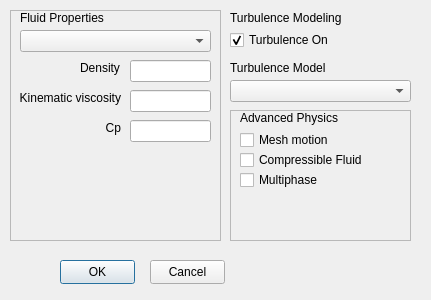
Old version of the form Source/CaseCreator/physicalPropertiesDialog.ui in the repository mohamedalysayed/SplashFOAM.
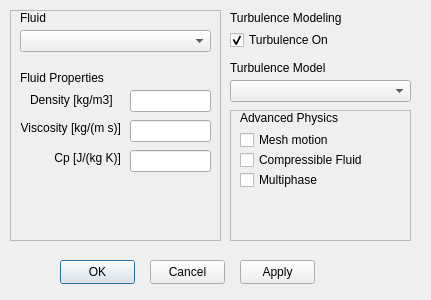
New version of the form.

```diff
--- a/Source/CaseCreator/physicalPropertiesDialog.ui
+++ b/Source/CaseCreator/physicalPropertiesDialog.ui
@@ -178,7 +178,7 @@
     <property name="geometry">
      <rect>
       <x>120</x>
-      <y>80</y>
+      <y>110</y>
       <width>81</width>
       <height>22</height>
      </rect>
@@ -188,13 +188,13 @@
     <property name="geometry">
      <rect>
       <x>10</x>
-      <y>80</y>
+      <y>110</y>
       <width>101</width>
       <height>16</height>
      </rect>
     </property>
     <property name="text">
-     <string>Kinematic viscosity</string>
+     <string>Viscosity [kg/(m s)]</string>
     </property>
     <property name="alignment">
      <set>Qt::AlignRight|Qt::AlignTrailing|Qt::AlignVCenter</set>
@@ -204,7 +204,7 @@
     <property name="geometry">
      <rect>
       <x>120</x>
-      <y>50</y>
+      <y>80</y>
       <width>81</width>
       <height>22</height>
      </rect>
@@ -213,27 +213,27 @@
    <widget class="QLabel" name="label_2">
     <property name="geometry">
      <rect>
-      <x>70</x>
-      <y>50</y>
-      <width>41</width>
-      <height>16</height>
+      <x>20</x>
+      <y>80</y>
+      <width>91</width>
+      <height>20</height>
      </rect>
     </property>
     <property name="text">
-     <string>Density</string>
+     <string>Density [kg/m3]</string>
     </property>
    </widget>
    <widget class="QLabel" name="label_4">
     <property name="geometry">
      <rect>
       <x>10</x>
-      <y>110</y>
+      <y>140</y>
       <width>101</width>
       <height>16</height>
      </rect>
     </property>
     <property name="text">
-     <string>Cp</string>
+     <string>Cp [J/(kg K)]</string>
     </property>
     <property name="alignment">
      <set>Qt::AlignRight|Qt::AlignTrailing|Qt::AlignVCenter</set>
@@ -249,7 +249,7 @@
      </rect>
     </property>
     <property name="text">
-     <string>Fluid Properties</string>
+     <string>Fluid</string>
     </property>
    </widget>
    <widget class="QComboBox" name="comboBox">
@@ -269,7 +269,7 @@
     <property name="geometry">
      <rect>
       <x>120</x>
-      <y>110</y>
+      <y>140</y>
       <width>81</width>
       <height>22</height>
      </rect>
@@ -278,6 +278,32 @@
      <string/>
     </property>
    </widget>
+   <widget class="QLabel" name="label_8">
+    <property name="geometry">
+     <rect>
+      <x>10</x>
+      <y>60</y>
+      <width>91</width>
+      <height>16</height>
+     </rect>
+    </property>
+    <property name="text">
+     <string>Fluid Properties</string>
+    </property>
+   </widget>
+  </widget>
+  <widget class="QPushButton" name="pushButtonApply">
+   <property name="geometry">
+    <rect>
+     <x>240</x>
+     <y>260</y>
+     <width>75</width>
+     <height>24</height>
+    </rect>
+   </property>
+   <property name="text">
+    <string>Apply</string>
+   </property>
   </widget>
  </widget>
  <resources/>
```
Left out of the diff: 22 changed lines with no effect on the pictures.
